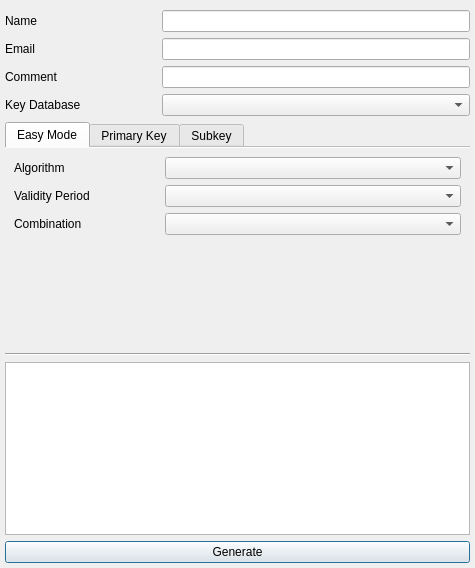
saturneric/GpgFrontend, file ui/KeyGenDialog.ui: the form before one commit.
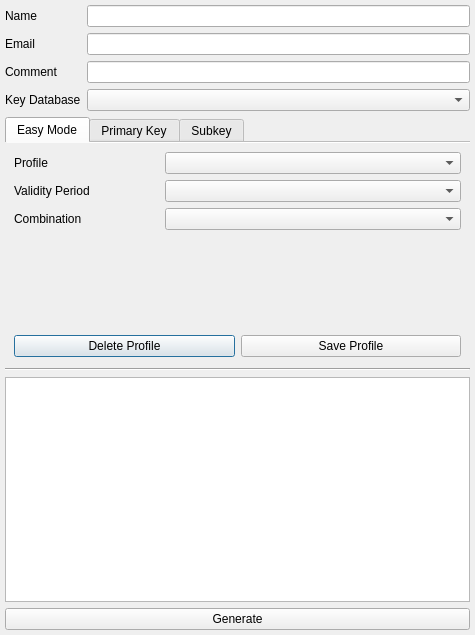
The form after the commit.

Commit message:
feat(keygen): enhance easy mode with profile management and improved defaults
- add save/delete profile functionality
- update default key generation profiles with better descriptions
- improve validity period handling with custom options
- add profile name length validation
- migrate config storage to cache system

```diff
--- a/ui/KeyGenDialog.ui
+++ b/ui/KeyGenDialog.ui
@@ -7,7 +7,7 @@
     <x>0</x>
     <y>0</y>
     <width>475</width>
-    <height>568</height>
+    <height>635</height>
    </rect>
   </property>
   <property name="windowTitle">
@@ -27,49 +27,65 @@
     <number>5</number>
    </property>
    <item>
-    <layout class="QGridLayout" name="gridLayout_3">
-     <property name="topMargin">
-      <number>5</number>
+    <layout class="QFormLayout" name="formLayout_2">
+     <property name="fieldGrowthPolicy">
+      <enum>QFormLayout::FieldGrowthPolicy::ExpandingFieldsGrow</enum>
      </property>
-     <item row="4" column="0">
-      <widget class="QLabel" name="commentLabel">
-       <property name="text">
-        <string>Comment</string>
-       </property>
-      </widget>
-     </item>
-     <item row="3" column="0">
-      <widget class="QLabel" name="emailLabel">
-       <property name="text">
-        <string>Email</string>
-       </property>
-      </widget>
-     </item>
-     <item row="2" column="0">
+     <property name="rowWrapPolicy">
+      <enum>QFormLayout::RowWrapPolicy::DontWrapRows</enum>
+     </property>
+     <property name="labelAlignment">
+      <set>Qt::AlignmentFlag::AlignLeading|Qt::AlignmentFlag::AlignLeft|Qt::AlignmentFlag::AlignVCenter</set>
+     </property>
+     <property name="formAlignment">
+      <set>Qt::AlignmentFlag::AlignLeading|Qt::AlignmentFlag::AlignLeft|Qt::AlignmentFlag::AlignVCenter</set>
+     </property>
+     <item row="1" column="0">
       <widget class="QLabel" name="nameLabel">
        <property name="text">
         <string>Name</string>
        </property>
       </widget>
      </item>
-     <item row="2" column="1" colspan="2">
+     <item row="1" column="1">
       <widget class="QLineEdit" name="nameEdit"/>
      </item>
-     <item row="4" column="1" colspan="2">
-      <widget class="QLineEdit" name="commentEdit"/>
+     <item row="2" column="0">
+      <widget class="QLabel" name="emailLabel">
+       <property name="text">
+        <string>Email</string>
+       </property>
+      </widget>
      </item>
-     <item row="3" column="1" colspan="2">
+     <item row="2" column="1">
       <widget class="QLineEdit" name="emailEdit"/>
      </item>
-     <item row="5" column="0">
+     <item row="3" column="0">
+      <widget class="QLabel" name="commentLabel">
+       <property name="text">
+        <string>Comment</string>
+       </property>
+      </widget>
+     </item>
+     <item row="3" column="1">
+      <widget class="QLineEdit" name="commentEdit"/>
+     </item>
+     <item row="4" column="0">
       <widget class="QLabel" name="keyDBLabel">
        <property name="text">
         <string>Key Database</string>
        </property>
       </widget>
      </item>
-     <item row="5" column="1" colspan="2">
-      <widget class="QComboBox" name="keyDBIndexComboBox"/>
+     <item row="4" column="1">
+      <widget class="QComboBox" name="keyDBIndexComboBox">
+       <property name="sizePolicy">
+        <sizepolicy hsizetype="Expanding" vsizetype="Fixed">
+         <horstretch>0</horstretch>
+         <verstretch>0</verstretch>
+        </sizepolicy>
+       </property>
+      </widget>
      </item>
     </layout>
    </item>
@@ -91,28 +107,11 @@
          <string>Easy Mode</string>
         </attribute>
         <layout class="QVBoxLayout" name="verticalLayout_3">
+         <property name="bottomMargin">
+          <number>5</number>
+         </property>
          <item>
           <layout class="QGridLayout" name="gridLayout">
-           <item row="4" column="0">
-            <widget class="QLabel" name="easyValidPeriodLabel">
-             <property name="text">
-              <string>Validity Period</string>
-             </property>
-            </widget>
-           </item>
-           <item row="0" column="1" colspan="2">
-            <widget class="QComboBox" name="easyAlgoComboBox"/>
-           </item>
-           <item row="4" column="1" colspan="2">
-            <widget class="QComboBox" name="easyValidityPeriodComboBox"/>
-           </item>
-           <item row="0" column="0">
-            <widget class="QLabel" name="easyAlgoLabel">
-             <property name="text">
-              <string>Algorithm</string>
-             </property>
-            </widget>
-           </item>
            <item row="5" column="0">
             <widget class="QLabel" name="combinationLabel">
              <property name="text">
@@ -120,9 +119,29 @@
              </property>
             </widget>
            </item>
+           <item row="0" column="0">
+            <widget class="QLabel" name="easyProfileLabel">
+             <property name="text">
+              <string>Profile</string>
+             </property>
+            </widget>
+           </item>
+           <item row="4" column="1" colspan="2">
+            <widget class="QComboBox" name="easyValidityPeriodComboBox"/>
+           </item>
            <item row="5" column="1" colspan="2">
             <widget class="QComboBox" name="easyCombinationComboBox"/>
            </item>
+           <item row="0" column="1" colspan="2">
+            <widget class="QComboBox" name="easyProfileComboBox"/>
+           </item>
+           <item row="4" column="0">
+            <widget class="QLabel" name="easyValidPeriodLabel">
+             <property name="text">
+              <string>Validity Period</string>
+             </property>
+            </widget>
+           </item>
           </layout>
          </item>
          <item>
@@ -138,6 +157,24 @@
            </property>
           </spacer>
          </item>
+         <item>
+          <layout class="QHBoxLayout" name="horizontalLayout">
+           <item>
+            <widget class="QPushButton" name="deletePushButton">
+             <property name="text">
+              <string>Delete Profile</string>
+             </property>
+            </widget>
+           </item>
+           <item>
+            <widget class="QPushButton" name="savePushButton">
+             <property name="text">
+              <string>Save Profile</string>
+             </property>
+            </widget>
+           </item>
+          </layout>
+         </item>
         </layout>
        </widget>
        <widget class="QWidget" name="pTab">
```
Left out of the diff: 6 changed lines with no effect on the pictures. The commit also changes 2 other files.
